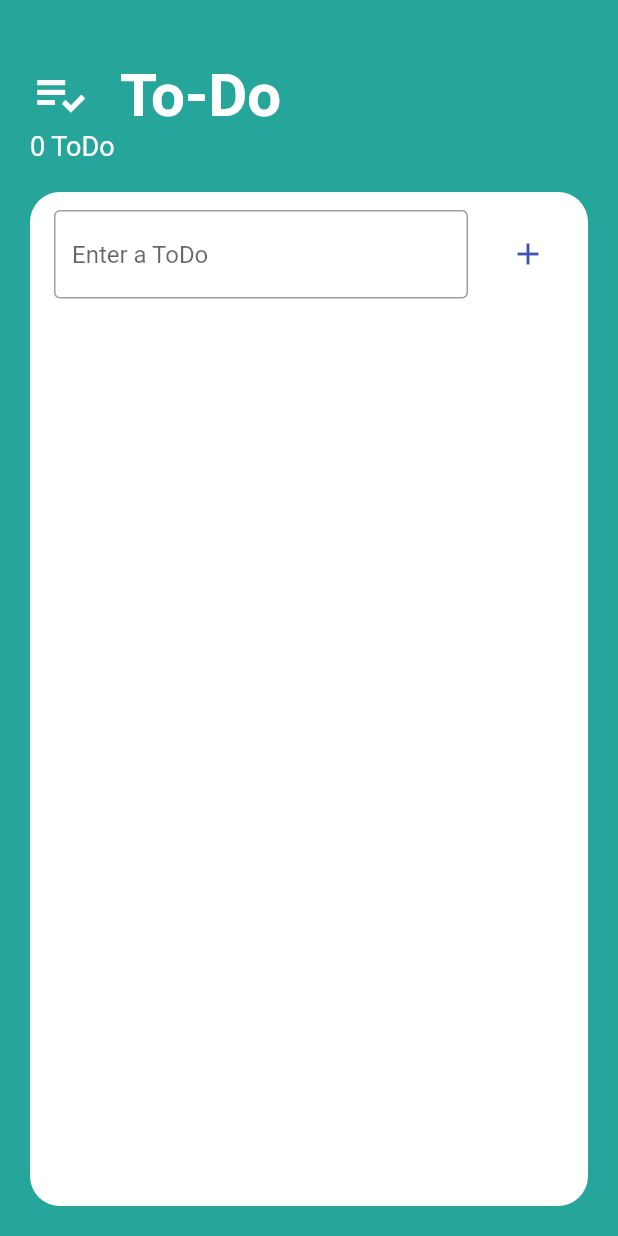
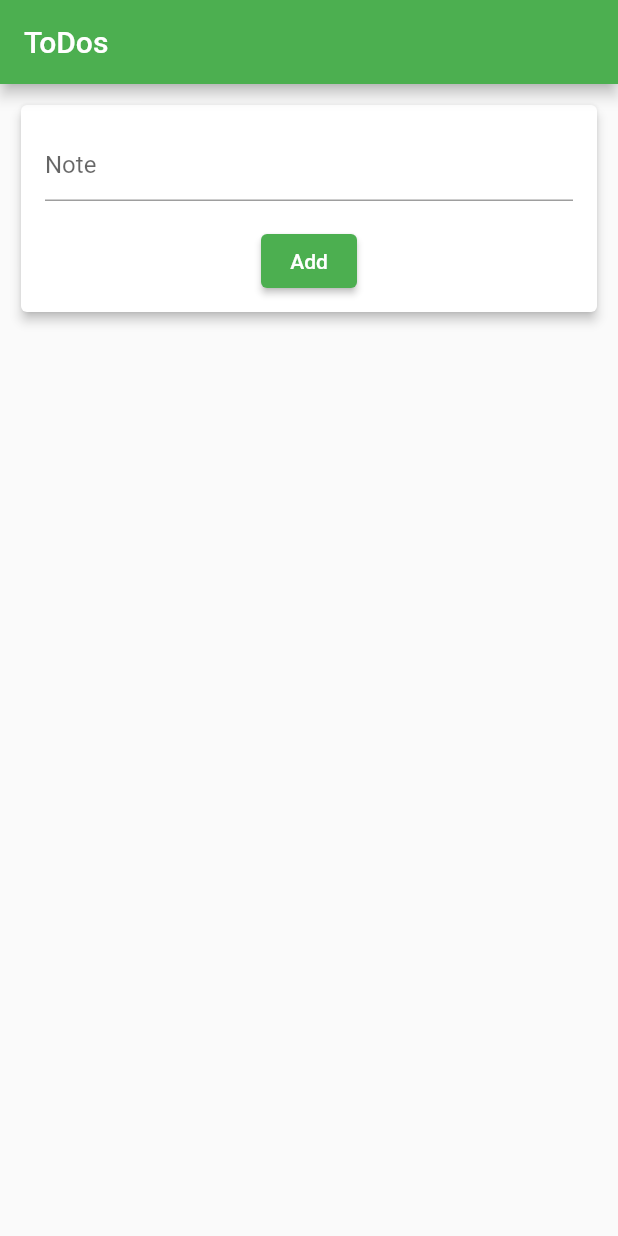
Before and after one commit to ALIxAHMAD/todo_app, a Flutter app: the screen it shows after launch, on a phone screen of 412 x 824 dp. Run offline on Flutter 3.47's test engine with Material 2 defaults, Android fonts, the phone set to English and light mode, and no system bars; our stand-ins replace dartz, equatable, flutter_bloc, flutter_slidable, hive, hive_flutter; accounts and stored records are empty.

Commit message:
update todo

```diff
--- a/lib/features/todo/data/datasources/data_source.dart
+++ b/lib/features/todo/data/datasources/data_source.dart
@@ -4,5 +4,5 @@ abstract class DataSource {
   Future<ToDosModel> getToDos();
   Future<void> addToDo(String title);
   Future<void> deleteToDo(int id);
-  Future<void> updateToDo(int id, bool isDone);
+  Future<void> updateToDo(int id, bool isDone, String title);
 }
--- a/lib/features/todo/data/datasources/hive/data_base.dart
+++ b/lib/features/todo/data/datasources/hive/data_base.dart
@@ -43,7 +43,7 @@ class HiveDataBase implements DataSource {
   }
 
   @override
-  Future<void> updateToDo(int id, bool isDone) async {
+  Future<void> updateToDo(int id, bool isDone, String title) async {
     var todo = toDoBox.get(id);
     if (todo == null) {
       throw Exception();
@@ -51,7 +51,7 @@ class HiveDataBase implements DataSource {
     await toDoBox.put(
         todo.id,
         ToDoModel(
-          title: todo.title,
+          title: title,
           isDone: isDone,
           id: todo.id,
         ));
--- a/lib/features/todo/data/repositories/todo_repository_imp.dart
+++ b/lib/features/todo/data/repositories/todo_repository_imp.dart
@@ -48,9 +48,10 @@ class ToDoRepositoryImp implements ToDoRepository {
   }
 
   @override
-  Future<Either<Failure, Success>> updateTodo(int id, bool isDone) async {
+  Future<Either<Failure, Success>> updateTodo(
+      int id, bool isDone, String title) async {
     try {
-      await dataSource.updateToDo(id, isDone);
+      await dataSource.updateToDo(id, isDone, title);
       return Right(Success());
     } catch (e) {
       return Left(DataFailure(e.toString()));
--- a/lib/features/todo/domain/repositories/todo_repository.dart
+++ b/lib/features/todo/domain/repositories/todo_repository.dart
@@ -7,5 +7,6 @@ abstract class ToDoRepository {
   Future<Either<Failure, Success>> addTodo(String title);
   Future<Either<Failure, Success>> deleteTodo(int id);
   Future<Either<Failure, ToDos>> getTodos();
-  Future<Either<Failure, Success>> updateTodo(int id, bool isDone);
+  Future<Either<Failure, Success>> updateTodo(
+      int id, bool isDone, String title);
 }
--- a/lib/features/todo/presentation/pages/todo_page.dart
+++ b/lib/features/todo/presentation/pages/todo_page.dart
@@ -3,7 +3,7 @@ import 'package:flutter_bloc/flutter_bloc.dart';
 import 'package:hive_flutter/hive_flutter.dart';
 import '../../domain/repositories/todo_repository.dart';
 import '../cubit/todo_cubit.dart';
-import '../widgets/add_todo_tile.dart';
+
 import '../widgets/todo_tile.dart';
 
 class HomePage extends StatefulWidget {
@@ -51,73 +51,54 @@ class ToDoScreenView extends StatelessWidget {
     return BlocBuilder<TodoCubit, TodoState>(
       builder: (context, state) {
         return Scaffold(
-          backgroundColor: Colors.teal[400],
-          body: Container(
-            padding: const EdgeInsets.only(
-              top: 40,
-              bottom: 20,
-              right: 20,
-              left: 20,
+          appBar: AppBar(
+            title: const Text("ToDos"),
           ),
-            child: Column(
-              crossAxisAlignment: CrossAxisAlignment.start,
-              children: [
-                Row(
-                  children: const [
-                    Icon(
-                      Icons.playlist_add_check,
-                      size: 40,
-                      color: Colors.white,
-                    ),
-                    SizedBox(
-                      width: 20,
-                    ),
-                    Text(
-                      'To-Do',
-                      style: TextStyle(
-                        color: Colors.white,
-                        fontSize: 40,
-                        fontWeight: FontWeight.bold,
-                      ),
-                    ),
-                  ],
-                ),
-                Text(
-                  ("${state.toDos.toDos.length} ToDo"),
-                  style: const TextStyle(
-                    color: Colors.white,
-                    fontSize: 18,
-                  ),
-                ),
-                const SizedBox(
-                  height: 20,
-                ),
-                Expanded(
-                  child: Container(
-                    decoration: const BoxDecoration(
-                      color: Colors.white,
-                      borderRadius: BorderRadius.all(
-                        Radius.circular(20),
-                      ),
-                    ),
-                    child: ListView.builder(
+          body: ListView.builder(
             itemCount: state.toDos.toDos.length + 1,
             itemBuilder: (context, index) {
               if (index == 0) {
-                          return AddToDoTile(controller: controller);
+                return Padding(
+                  padding: const EdgeInsets.all(10.0),
+                  child: Card(
+                    elevation: 3,
+                    child: Column(
+                      children: [
+                        Padding(
+                          padding: const EdgeInsets.all(16.0),
+                          child: TextFormField(
+                            controller: controller,
+                            keyboardType: TextInputType.emailAddress,
+                            textInputAction: TextInputAction.newline,
+                            onChanged: BlocProvider.of<TodoCubit>(context)
+                                .titleOnChange,
+                            maxLines: 10,
+                            minLines: 1,
+                            decoration: const InputDecoration(
+                              hintText: "Note",
+                            ),
+                          ),
+                        ),
+                        ElevatedButton(
+                          onPressed: () {
+                            BlocProvider.of<TodoCubit>(context).addTodo();
+                            controller.clear();
+                          },
+                          child: const Text("Add"),
+                        ),
+                        const SizedBox(height: 10),
+                      ],
+                    ),
+                  ),
+                );
               }
-                        final toDo = state.toDos.toDos[index - 1];
+              final todo = state.toDos.toDos[index - 1];
               return ToDoTile(
-                          id: toDo.id,
-                          isDone: toDo.isDone,
-                          title: toDo.title,
+                id: todo.id,
+                isDone: todo.isDone,
+                title: todo.title,
               );
             },
-                    ),
-                  ),
-                )
-              ],
-            ),
           ),
         );
       },
--- a/lib/features/todo/presentation/widgets/add_todo_tile.dart
+++ /dev/null
@@ -1,37 +0,0 @@
-import 'package:flutter/material.dart';
-import 'package:flutter_bloc/flutter_bloc.dart';
-
-import '../cubit/todo_cubit.dart';
-
-class AddToDoTile extends StatelessWidget {
-  final TextEditingController controller;
-  const AddToDoTile({
-    Key? key,
-    required this.controller,
-  }) : super(key: key);
-
-  @override
-  Widget build(BuildContext context) {
-    return Padding(
-      padding: const EdgeInsets.only(top: 8),
-      child: ListTile(
-        title: TextField(
-          decoration: const InputDecoration(
-            border: OutlineInputBorder(),
-            hintText: 'Enter a ToDo',
-          ),
-          controller: controller,
-          onChanged: BlocProvider.of<TodoCubit>(context).titleOnChange,
-        ),
-        trailing: IconButton(
-          color: Colors.indigo,
-          icon: const Icon(Icons.add),
-          onPressed: () {
-            BlocProvider.of<TodoCubit>(context).addTodo();
-            controller.clear();
-          },
-        ),
-      ),
-    );
-  }
-}
--- a/lib/main.dart
+++ b/lib/main.dart
@@ -38,7 +38,7 @@ class _MyAppState extends State<MyApp> {
       },
       child: MaterialApp(
         home: const HomePage(),
-        theme: ThemeData(primarySwatch: Colors.teal),
+        theme: ThemeData(primarySwatch: Colors.green),
       ),
     );
   }
```
Also changed, not shown: lib/features/todo/domain/usecases/update_todo.dart (+10 -2 lines), lib/features/todo/presentation/cubit/todo_cubit.dart (+5 -2 lines), lib/features/todo/presentation/widgets/todo_tile.dart (+67 -15 lines), lib/features/todo/presentation/widgets/update_todo.dart (added, +80 -0 lines). Lines whose indentation alone changed are shown as unchanged.
